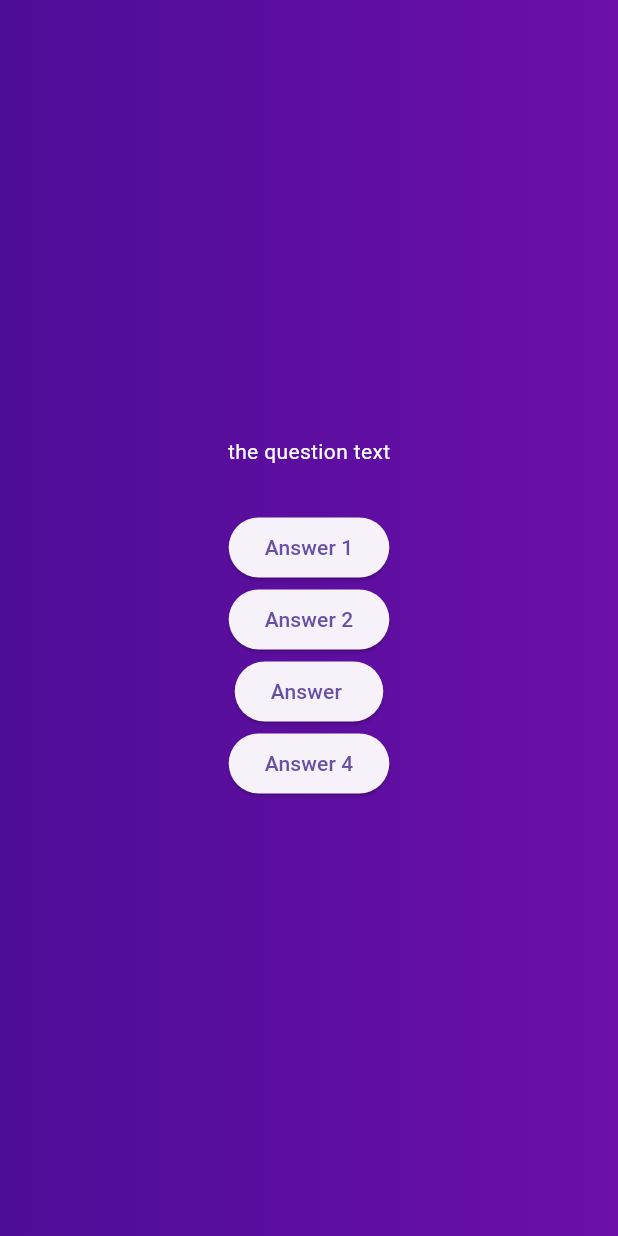
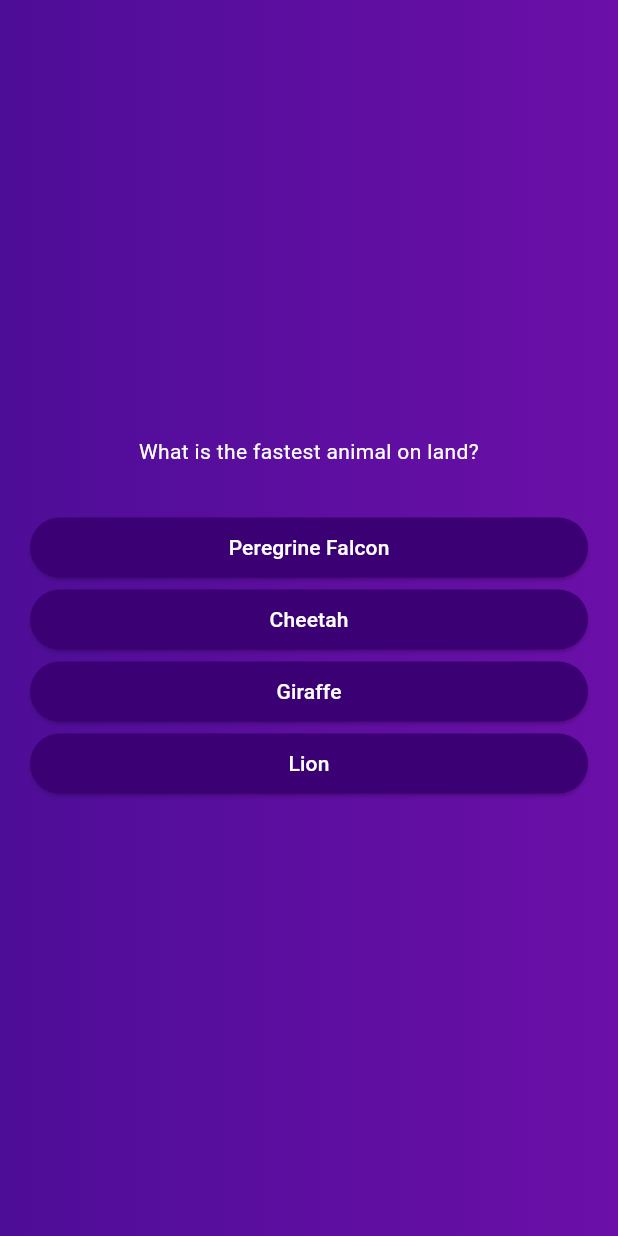
Before and after one commit to Jasonl145/quiz_app, a Flutter app: the screen it shows after launch, after a tap on "Start Quiz", on a phone screen of 412 x 824 dp. Run offline on Flutter 3.47's test engine with Material 3 defaults, Android fonts, the phone set to English and light mode, and no system bars.

Commit message:
make button same size

```diff
--- /dev/null
+++ b/lib/answer_button.dart
@@ -0,0 +1,27 @@
+import 'package:flutter/material.dart';
+
+class  AnswerButton extends StatelessWidget {
+  const AnswerButton({
+    super.key,
+    required this.answerText,
+    required this.onTap,
+  });
+
+  final String answerText;
+  final void Function() onTap;
+
+  Widget build(BuildContext context) {
+    return ElevatedButton(
+      onPressed: onTap,
+      style: ElevatedButton.styleFrom(
+        backgroundColor: const Color.fromARGB(255, 59, 0, 115),
+        foregroundColor: Colors.white,
+        padding:  const EdgeInsets.symmetric(
+          horizontal: 40,
+          vertical: 10,
+        ),
+      ),
+      child: Text(answerText),
+    );
+  }
+}
--- a/lib/questions_screen.dart
+++ b/lib/questions_screen.dart
@@ -1,4 +1,7 @@
 import 'package:flutter/material.dart';
+import 'package:quiz_app/answer_button.dart';
+import 'package:quiz_app/data/questions.dart';
+import 'package:quiz_app/models/quiz_question.dart';
 
 class QuestionsScreen extends StatefulWidget {
   const QuestionsScreen({super.key});
@@ -12,37 +15,34 @@ class QuestionsScreen extends StatefulWidget {
 }
 
 class _QuestionsScreenState extends State<QuestionsScreen> {
+
   @override
   Widget build(BuildContext context) {
+    final currentQuestion = questions[0];
     return SizedBox(
       width: double.infinity,
+      child: Container(
+        margin: EdgeInsets.all(20),
         child: Column(
         mainAxisAlignment: MainAxisAlignment.center,
+        crossAxisAlignment: CrossAxisAlignment.stretch,
         children: [
-        const Text(
-          "the question text",
-          style: TextStyle(
+            Text(
+              currentQuestion.text,
+              style: const TextStyle(
                 color: Colors.white,
               ),
+              textAlign: TextAlign.center,
             ),
             const SizedBox(height: 30,),
-        ElevatedButton(
-          onPressed:  () {} ,
-          child: const Text("Answer 1"),
+            ...currentQuestion.answers.map((item) {
+              return AnswerButton(
+                answerText: item,
+                onTap: () {},
+                );
+            }),
+          ],
         ),
-        ElevatedButton(
-          onPressed:  () {} ,
-          child: const Text("Answer 2"),
-        ),
-        ElevatedButton(
-          onPressed:  () {} ,
-          child: const Text("Answer "),
-        ),
-        ElevatedButton(
-          onPressed:  () {} ,
-          child: const Text("Answer 4"),
-        ),
-      ]
       ),
     );
   }
```
Also changed, not shown: lib/data/questions.dart (+113 -113 lines). Lines whose indentation alone changed are shown as unchanged.
